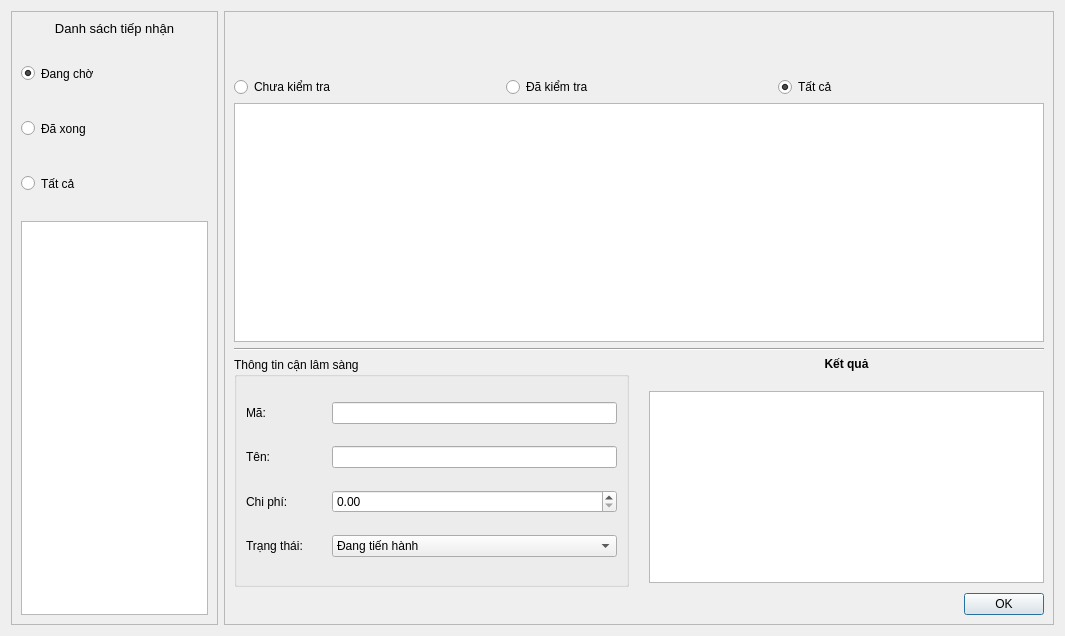
Taylor3691/Hospital-Management-Project, file src/views/ParaclinicalView.ui: the form before one commit.
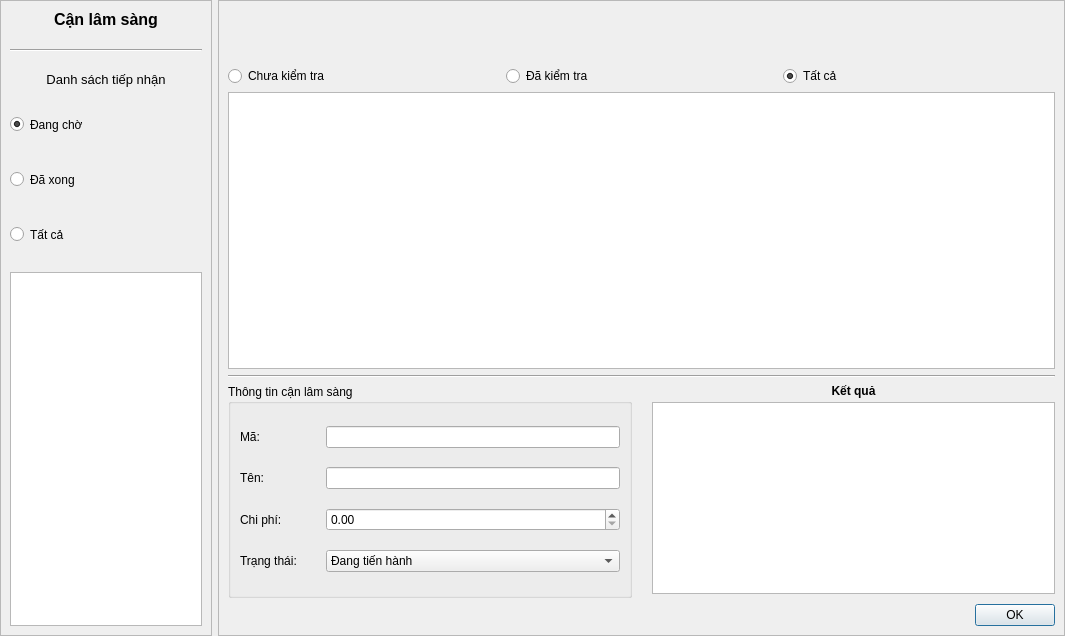
The form after the commit. Icons and pictures are not drawn.

Commit message: refactor(ui): add title for management view and remove margins for other views

What changed in the file:
```diff
--- a/src/views/ParaclinicalView.ui
+++ b/src/views/ParaclinicalView.ui
@@ -2256,6 +2256,18 @@
 </string>
   </property>
   <layout class="QHBoxLayout" name="horizontalLayout" stretch="1,4">
+   <property name="leftMargin">
+    <number>0</number>
+   </property>
+   <property name="topMargin">
+    <number>0</number>
+   </property>
+   <property name="rightMargin">
+    <number>0</number>
+   </property>
+   <property name="bottomMargin">
+    <number>0</number>
+   </property>
    <item>
     <widget class="QFrame" name="record_frame">
      <property name="frameShape">
@@ -2268,6 +2280,29 @@
       <property name="spacing">
        <number>20</number>
       </property>
+      <item>
+       <widget class="QLabel" name="name_label">
+        <property name="styleSheet">
+         <string notr="true">font-size: 12pt; font-weight: bold;</string>
+        </property>
+        <property name="text">
+         <string>Cận lâm sàng</string>
+        </property>
+        <property name="alignment">
+         <set>Qt::AlignCenter</set>
+        </property>
+        <property name="wordWrap">
+         <bool>true</bool>
+        </property>
+       </widget>
+      </item>
+      <item>
+       <widget class="Line" name="line_2">
+        <property name="orientation">
+         <enum>Qt::Horizontal</enum>
+        </property>
+       </widget>
+      </item>
       <item>
        <widget class="QLabel" name="recordList_label">
         <property name="styleSheet">
@@ -2580,6 +2615,9 @@
           </item>
           <item>
            <layout class="QVBoxLayout" name="verticalLayout_2">
+            <property name="spacing">
+             <number>4</number>
+            </property>
             <property name="bottomMargin">
              <number>4</number>
             </property>
```
The commit also changes 8 other files.
